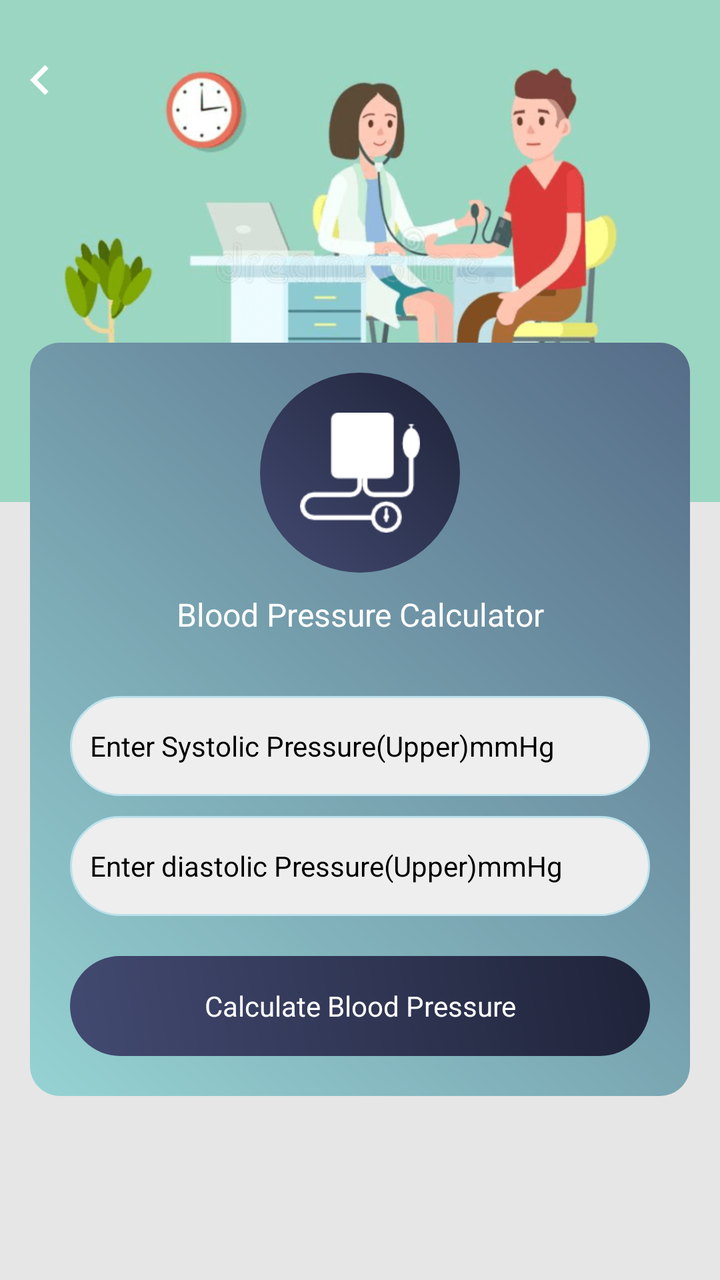
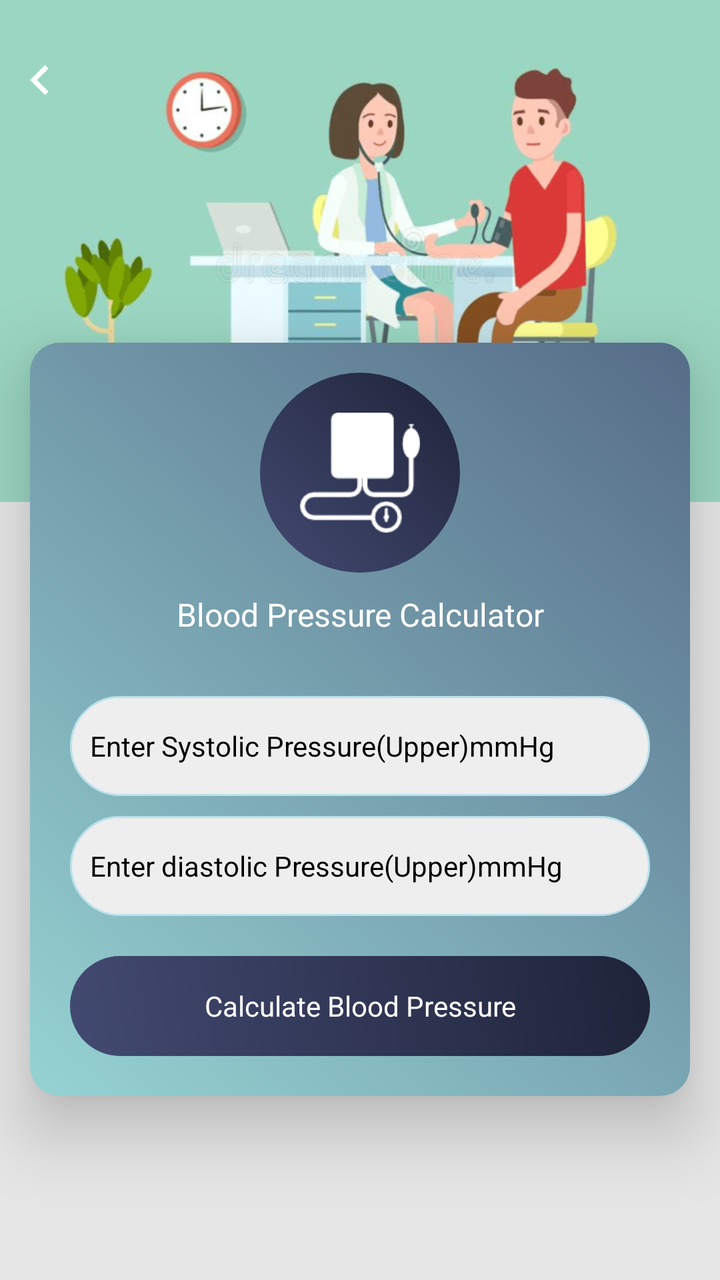

Two renders of the same Android screen: before a commit and after it. Below are the layout's source before the change and the commit's diff.
<!-- AndroidManifest.xml: application theme AppTheme -->
<!-- res/layout/bloodpressure_calculator.xml -->
<?xml version="1.0" encoding="utf-8"?>
<RelativeLayout xmlns:android="http://schemas.android.com/apk/res/android"
    xmlns:aapt="http://schemas.android.com/aapt"
    xmlns:app="http://schemas.android.com/apk/res-auto"
    android:layout_width="match_parent"
    android:layout_height="match_parent"
    android:background="@color/gray_color"
    android:orientation="vertical">



    <RelativeLayout
        android:id="@+id/banner"
        android:layout_width="match_parent"
        android:layout_height="wrap_content"
        android:background="@mipmap/calculator_banner_2">

    </RelativeLayout>
    <ImageView
        android:id="@+id/iv_back"
        android:layout_width="40dp"
        android:layout_height="40dp"
        android:layout_alignParentLeft="true"
        android:layout_alignParentTop="true"
        android:layout_marginTop="20dp"
        android:padding="5dp"
        android:src="@drawable/ic_chevron_left_white_24dp" />






    <LinearLayout
        android:id="@+id/cardviewone"
        android:layout_marginBottom="60dp"
        android:layout_width="match_parent"
        android:layout_height="wrap_content"
        android:layout_marginLeft="@dimen/text_15"
        android:layout_below="@+id/banner"
        android:layout_marginTop="-80dp"
        android:layout_marginRight="@dimen/text_15"
        android:orientation="horizontal"
        android:background="@drawable/a2_grad_black"
        app:cardElevation="20dip">







    <ScrollView
        android:layout_width="match_parent"
        android:layout_height="wrap_content"
        android:layout_above="@+id/normal_ad_include"
        >



        <LinearLayout
            android:layout_width="match_parent"
            android:layout_height="wrap_content"
            android:orientation="vertical">


            <RelativeLayout
                android:id="@+id/rel11"
                android:layout_marginTop="15dp"
                android:layout_width="match_parent"
                android:layout_height="wrap_content">
                <RelativeLayout
                    android:id="@+id/rel12"
                    android:layout_width="100dp"
                    android:layout_centerInParent="true"
                    android:background="@drawable/a3_grad"
                    android:layout_height="100dp">

                    <ImageView
                        android:id="@+id/iv_bloodpressure"
                        android:layout_width="60dp"
                        android:layout_height="60dp"
                        android:layout_centerHorizontal="true"
                        android:layout_centerInParent="true"
                        android:src="@drawable/img_blood_pressure" />
                </RelativeLayout>
            </RelativeLayout>


            <TextView
                android:id="@+id/tv_bloodpressure"
                android:layout_width="match_parent"
                android:layout_height="wrap_content"
                android:layout_below="@+id/rel11"
                android:textAlignment="center"
                android:layout_centerHorizontal="true"
                android:layout_margin="10dp"
                android:text="@string/Blood_Pressure_Calculator"
                android:textColor="@color/white"
                android:textSize="@dimen/textsize_16" />


            <EditText
                android:id="@+id/et_systolic_pressure"
                android:layout_width="match_parent"
                android:layout_height="50dp"
                android:layout_marginLeft="20dp"
                android:layout_marginRight="20dp"
                android:layout_marginBottom="10dp"
                android:layout_marginTop="@dimen/text_20"
                android:background="@drawable/corner2"
                android:hint="@string/Enter_Systolic_Pressure"
                android:imeOptions="actionNext"
                android:inputType="numberDecimal"
                android:paddingLeft="10dp"
                android:textColor="@color/black"
                android:textColorHint="@color/black"
                android:textSize="@dimen/textsize_14" />

            <EditText
                android:id="@+id/et_diastolic_pressure"
                android:layout_width="match_parent"
                android:layout_height="50dp"
                android:layout_marginLeft="20dp"
                android:layout_marginRight="20dp"
                android:layout_marginBottom="20dp"
                android:background="@drawable/corner2"
                android:hint="@string/Enter_diastolic_Pressure"
                android:imeOptions="actionDone"
                android:inputType="numberDecimal"
                android:paddingLeft="10dp"
                android:textColor="@color/black"
                android:textColorHint="@color/black"
                android:textSize="@dimen/textsize_14" />

            <TextView
                android:id="@+id/tv_calculate_bloodpressure"
                android:layout_width="match_parent"
                android:layout_height="50dp"
                android:layout_marginLeft="20dp"
                android:layout_marginRight="20dp"
                android:layout_marginBottom="20dp"
                android:background="@drawable/a3_grad"
                android:editable="false"
                android:focusable="false"
                android:gravity="center"
                android:text="@string/Calculate_Blood_Pressure"
                android:textColor="@color/white"
                android:textSize="@dimen/textsize_14" />
        </LinearLayout>

    </ScrollView>

    </LinearLayout>

    <LinearLayout
        android:id="@+id/normal_ad_include"
        android:layout_width="match_parent"
        android:layout_height="wrap_content"
        android:orientation="vertical"
        android:gravity="center"
        android:layout_alignParentBottom="true"/>
</RelativeLayout>
<!-- resources referenced by this layout -->
<resources>
  <color name="black">#000000</color>
  <color name="gray_color">#E6E6E6</color>
  <color name="white">#ffffff</color>
  <dimen name="text_15">15sp</dimen>
  <dimen name="text_20">20sp</dimen>
  <dimen name="textsize_14">14sp</dimen>
  <dimen name="textsize_16">16sp</dimen>
  <!-- drawable a2_grad_black (drawable) -->
  <?xml version="1.0" encoding="utf-8"?>
  <shape xmlns:android="http://schemas.android.com/apk/res/android">
      <gradient
          android:angle="225"
          android:endColor="#96D3D3"
          android:startColor="#566C88" />
  
      <corners android:radius="15dp"/>
  
  </shape>
  <!-- drawable a3_grad (drawable) -->
  <?xml version="1.0" encoding="utf-8"?>
  <shape xmlns:android="http://schemas.android.com/apk/res/android">
  <gradient
      android:angle="225"
      android:endColor="#434A71"
      android:startColor="#1F2339" />
  
  <corners android:radius="200dp"/>
  
  </shape>
  <!-- drawable corner2 (drawable) -->
  <?xml version="1.0" encoding="utf-8"?>
  <shape xmlns:android="http://schemas.android.com/apk/res/android"
      android:shape="rectangle">
  
  
      <stroke
          android:width="1dp"
          android:color="#BBE1EB"/>
  
      <corners android:radius="200dp"/>
  
      <solid
          android:color="#EEEEEE"/>
  
  </shape>
  <!-- drawable ic_chevron_left_white_24dp (drawable) -->
  <vector android:height="24dp" android:tint="#FFFFFF"
      android:viewportHeight="24" android:viewportWidth="24"
      android:width="24dp" xmlns:android="http://schemas.android.com/apk/res/android">
      <path android:fillColor="@android:color/white" android:pathData="M15.41,7.41L14,6l-6,6 6,6 1.41,-1.41L10.83,12z"/>
  </vector>
  <!-- drawable img_blood_pressure: png bitmap (drawable, 1302 bytes) -->
  <!-- mipmap calculator_banner_2: png bitmap (mipmap-xhdpi, 70074 bytes) -->
  <string name="Blood_Pressure_Calculator">Blood Pressure Calculator</string>
  <string name="Calculate_Blood_Pressure">Calculate Blood Pressure</string>
  <string name="Enter_Systolic_Pressure">Enter Systolic Pressure(Upper)mmHg</string>
  <string name="Enter_diastolic_Pressure">Enter diastolic Pressure(Upper)mmHg</string>
  <style name="AppTheme" parent="Theme.AppCompat.Light.DarkActionBar">
          
          <item name="colorPrimary">@color/colorPrimary</item>
          <item name="colorPrimaryDark">@color/colorPrimaryDark</item>
          <item name="colorAccent">@color/colorAccent</item>
      </style>
  <color name="colorPrimary">#434A71</color>
  <color name="colorPrimaryDark">#1F2339</color>
  <color name="colorAccent">#1F2339</color>
</resources>

<!-- the commit's change to res/layout/bloodpressure_calculator.xml (unified diff, before → after) -->
@@ -42,7 +42,7 @@
         android:layout_marginRight="@dimen/text_15"
         android:orientation="horizontal"
         android:background="@drawable/a2_grad_black"
-        app:cardElevation="20dip">
+        android:elevation="20dp">
 
 
 
